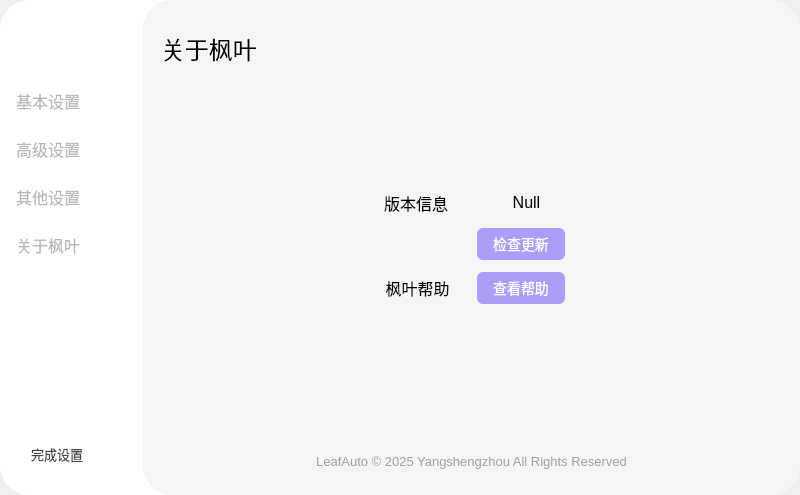
Old version of the form Ui_SettingWindow.ui in the repository YangShengzhou03/LeafAutoFly.
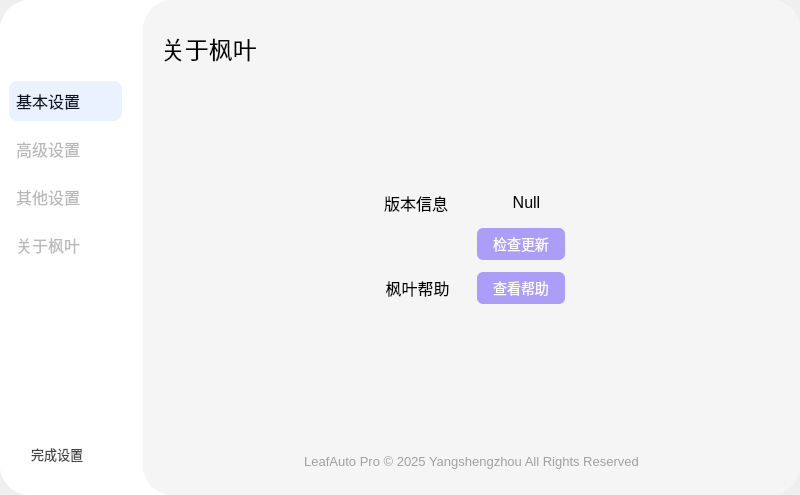
New version of the form. The open tabs and pages were chosen to show the change. Icons and pictures are not drawn.

Commit message: LeafAuto PRO更新

```diff
--- a/Ui_SettingWindow.ui
+++ b/Ui_SettingWindow.ui
@@ -195,7 +195,7 @@
                 <enum>Qt::ScrollBarAlwaysOff</enum>
                </property>
                <property name="currentRow">
-                <number>-1</number>
+                <number>0</number>
                </property>
                <item>
                 <property name="text">
@@ -2162,7 +2162,7 @@
                       <string notr="true">color:rgb(160, 160, 160)</string>
                      </property>
                      <property name="text">
-                      <string>LeafAuto © 2025 Yangshengzhou All Rights Reserved</string>
+                      <string>LeafAuto Pro © 2025 Yangshengzhou All Rights Reserved</string>
                      </property>
                      <property name="alignment">
                       <set>Qt::AlignCenter</set>
```
The commit also changes 8 other files.
